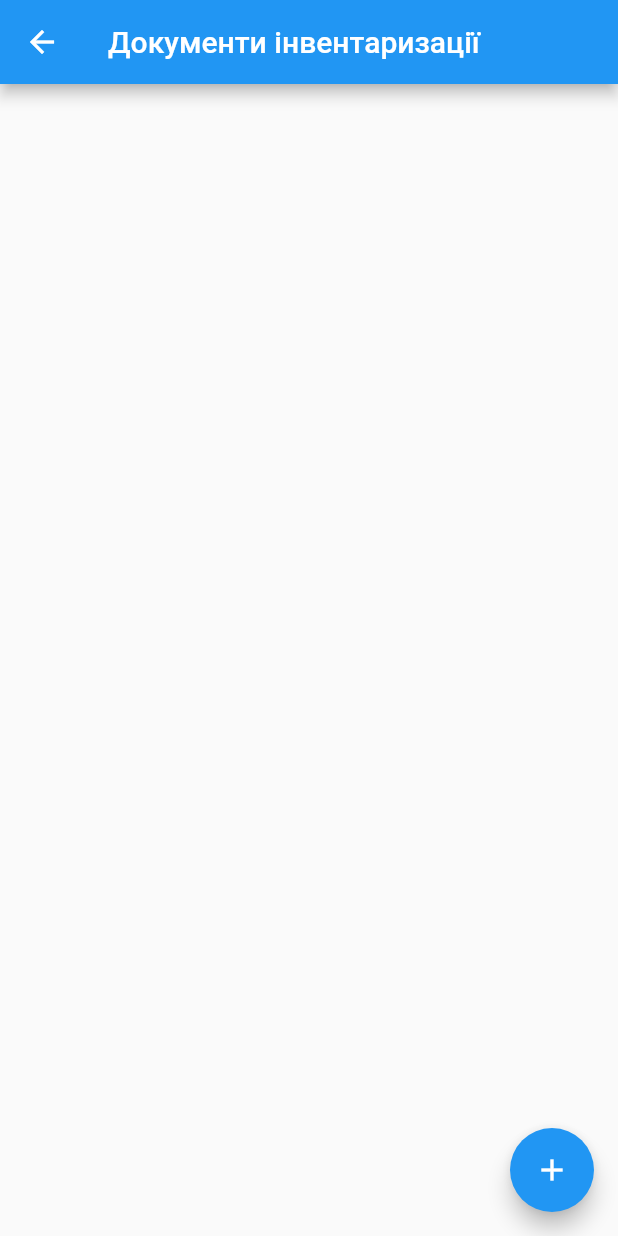
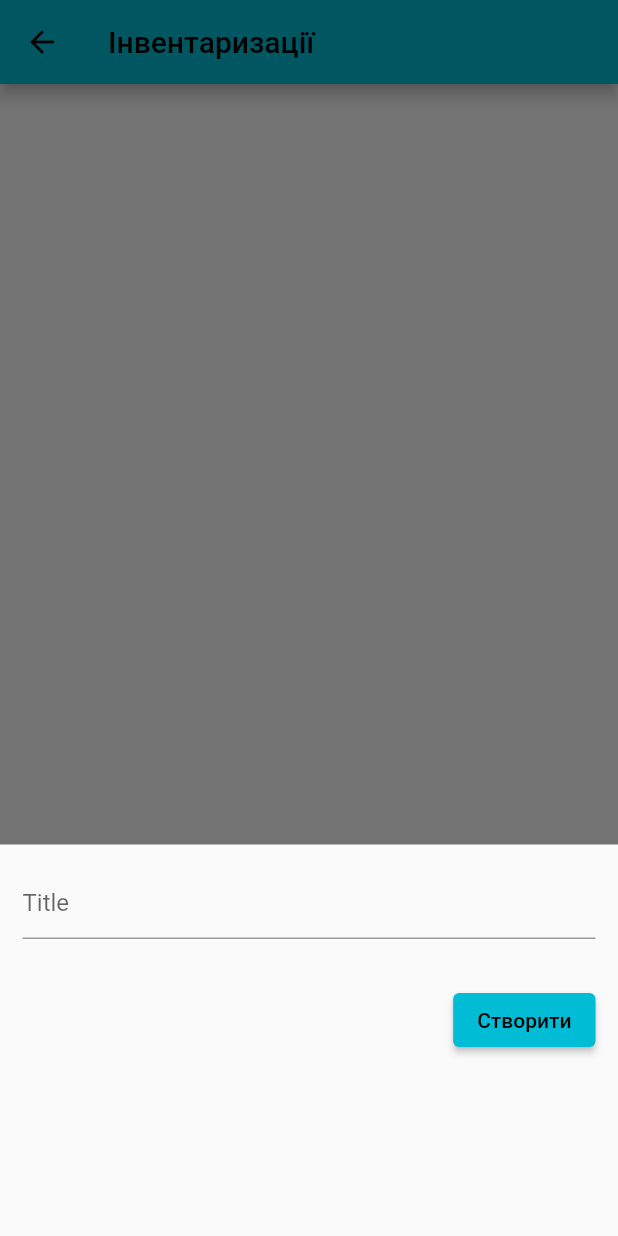
Before and after one commit to just86/my_warehouse, a Flutter app: the ListofInventories screen opened by its route, after a tap on the "add" icon, on a phone screen of 412 x 824 dp. Run offline on Flutter 3.47's test engine with Material 2 defaults, Android fonts, the light colour scheme and no system bars; our stand-ins replace sqflite; missing offline and left inert: scan; accounts and stored records are empty.

Commit message:
save 27082022

```diff
--- a/lib/screens/documents/inventory/inventory_screen.dart
+++ b/lib/screens/documents/inventory/inventory_screen.dart
@@ -1,13 +1,5 @@
 import 'package:flutter/material.dart';
-import 'package:cloud_firestore/cloud_firestore.dart';
-import 'package:firebase_core/firebase_core.dart';
-
-void initFirebase() async{
-
-  WidgetsFlutterBinding.ensureInitialized();
-  await Firebase.initializeApp();
-}
-
+import 'package:my_warehouse/widgets/db/sql_helper.dart';
 
 
 class ListofInventories extends StatefulWidget {
@@ -18,31 +10,164 @@ class ListofInventories extends StatefulWidget {
 }
 
 class _ListofInventoriesState extends State<ListofInventories> {
+  List<Map<String, dynamic>> _journals = [];
+  bool _isLoading = true;
+
+  // This function is used to fetch all data from the database
+  void _refreshJournals() async {
+    final data = await SQLHelper.getItemsInventory();
+    setState(() {
+      _journals = data;
+      _isLoading = false;
+    });
+  }
+
+  @override
+  void initState() {
+    super.initState();
+    _refreshJournals(); // Loading the diary when the app starts
+  }
+
+  final TextEditingController _titleController = TextEditingController();
+  // final TextEditingController _descriptionController = TextEditingController();
+
+  // This function will be triggered when the floating button is pressed
+  // It will also be triggered when you want to update an item
+  void _showForm(int? id) async {
+    if (id != null) {
+      // id == null -> create new item
+      // id != null -> update an existing item
+      final existingJournal =
+      _journals.firstWhere((element) => element['id'] == id);
+      _titleController.text = existingJournal['title'];
+      // _descriptionController.text = existingJournal['description'];
+    }
+
+    showModalBottomSheet(
+        context: context,
+        elevation: 5,
+        isScrollControlled: true,
+        builder: (_) =>
+            Container(
+              padding: EdgeInsets.only(
+                top: 15,
+                left: 15,
+                right: 15,
+                // this will prevent the soft keyboard from covering the text fields
+                bottom: MediaQuery
+                    .of(context)
+                    .viewInsets
+                    .bottom + 120,
+              ),
+              child: Column(
+                mainAxisSize: MainAxisSize.min,
+                crossAxisAlignment: CrossAxisAlignment.end,
+                children: [
+                  TextField(
+                    controller: _titleController,
+                    decoration: const InputDecoration(hintText: 'Title'),
+                  ),
+                  const SizedBox(
+                    height: 10,
+                  ),
+                  // TextField(
+                  //   controller: _descriptionController,
+                  //   decoration: const InputDecoration(hintText: 'Description'),
+                  // ),
+                  const SizedBox(
+                    height: 20,
+                  ),
+                  ElevatedButton(
+                    onPressed: () async {
+                      // Save new journal
+                      if (id == null) {
+                        await _addItem();
+                      }
+
+                      if (id != null) {
+                        await _updateItem(id);
+                      }
+
+                      // Clear the text fields
+                      _titleController.text = '';
+
+                      // Close the bottom sheet
+                      Navigator.of(context).pop();
+                      Navigator.pushNamed(context, 'inventory_data');
+                    },
+                    child: Text(id == null ? 'Створити' : 'Оновити'),
+                  )
+                ],
+              ),
+            ));
+  }
+
+// Insert a new journal to the database
+  Future<void> _addItem() async {
+    await SQLHelper.createItemInventory(
+        _titleController.text);
+    _refreshJournals();
+  }
+
+  // Update an existing journal
+  Future<void> _updateItem(int id) async {
+    await SQLHelper.updateItemInventory(
+        id, _titleController.text);
+    _refreshJournals();
+  }
+
+  // Delete an item
+  void _deleteItem(int id) async {
+    await SQLHelper.deleteItemInventory(id);
+    ScaffoldMessenger.of(context).showSnackBar(const SnackBar(
+      content: Text('Successfully deleted a journal!'),
+    ));
+    _refreshJournals();
+  }
+
   @override
   Widget build(BuildContext context) {
     return SafeArea(
-        child: Scaffold(
+      child: Scaffold(
         appBar: AppBar(
-          title: const Text('Документи інвентаризації'),
+          title: const Text('Інвентаризації')),
+          body: _isLoading
+              ? const Center(
+            child: CircularProgressIndicator(),
+          )
+              : ListView.builder(
+              itemCount: _journals.length,
+              itemBuilder: (context, index) => Card(
+                margin: const EdgeInsets.only(left: 15, right: 15, bottom: 5),
+                child: ListTile(
+                  title: Text(_journals[index] ['title']),
+                  // subtitle: Text(_journals[index]['description']),
+                  trailing: SizedBox(
+                    width: 100,
+                    child:
+                    Row(
+                      children: [
+                        IconButton(
+                            icon: const Icon(Icons.edit),
+                            onPressed: () => _showForm(_journals[index]['id'])),
+
+                        IconButton(
+                          icon: const Icon(Icons.delete),
+                          onPressed: () => _deleteItem(_journals[index]['id']),
+                        ),
+                      ],
+
+                    )
+                  ),
+                  onTap:() => Navigator.pushNamed(context, 'inventory_data'),
+                )
+              )
+          ),
+        floatingActionButton: FloatingActionButton(
+          child: const Icon(Icons.add),
+          onPressed: () => _showForm(null),
         ),
-        body:
-        ListView(
-          children: [
-
-                    ],
         ),
-            floatingActionButton: FloatingActionButton(
-              onPressed: () {
-                try{
-                FirebaseFirestore.instance.collection('listInventories').add({'name': 'doc Inv', 'id': 1});}
-                on Exception catch (_) {print('AAAAAAAAAAAAAAAAAAAAAAAAA');
-                throw Exception("Error on server");
-                }
-              },
-              // label: Text('Hi'),
-              child: const Icon(Icons.add)
-    )
-    )
-    );
+      );
   }
 }
--- /dev/null
+++ b/lib/widgets/db/sql_helper.dart
@@ -0,0 +1,150 @@
+import 'package:flutter/foundation.dart';
+import 'package:sqflite/sqflite.dart' as sql;
+
+class SQLHelper {
+  //++INVENTORY/////////////////////////////////////////////////////////////////
+  static Future<void> createTablesInventory(sql.Database database) async {
+    await database.execute("""CREATE TABLE items(
+        id INTEGER PRIMARY KEY AUTOINCREMENT NOT NULL,
+        title TEXT,
+        createdAt TIMESTAMP NOT NULL DEFAULT CURRENT_TIMESTAMP
+      )
+      """);
+  }
+// id: the id of a item
+// title, description: name and description of your activity
+// created_at: the time that the item was created. It will be automatically handled by SQLite
+
+  static Future<sql.Database> dbInventory() async {
+    return sql.openDatabase(
+      'warehouse.db',
+      version: 1,
+      onCreate: (sql.Database database, int version) async {
+        await createTablesInventory(database);
+      },
+    );
+  }
+
+  // Create new item (journal)
+  static Future<int> createItemInventory(String title) async {
+    final db = await SQLHelper.dbInventory();
+
+    final data = {'title': title,};
+    final id = await db.insert('items', data,
+        conflictAlgorithm: sql.ConflictAlgorithm.replace);
+    return id;
+  }
+
+  // Update an item by id
+  static Future<int> updateItemInventory(
+      int id, String title,) async {
+    final db = await SQLHelper.db();
+
+    final data = {
+      'title': title,
+      'createdAt': DateTime.now().toString()
+    };
+
+    final result =
+    await db.update('items', data, where: "id = ?", whereArgs: [id]);
+    return result;
+  }
+
+  // Delete
+  static Future<void> deleteItemInventory(int id) async {
+    final db = await SQLHelper.db();
+    try {
+      await db.delete("items", where: "id = ?", whereArgs: [id]);
+    } catch (err) {
+      debugPrint("Something went wrong when deleting an item: $err");
+    }
+  }
+
+  // Read all items (journals)
+  static Future<List<Map<String, dynamic>>> getItemsInventory() async {
+    final db = await SQLHelper.db();
+    return db.query('items', orderBy: "id");
+  }
+
+  // Read a single item by id
+  // The app doesn't use this method but I put here in case you want to see it
+  static Future<List<Map<String, dynamic>>> getItemInventory(int id) async {
+    final db = await SQLHelper.db();
+    return db.query('items', where: "id = ?", whereArgs: [id], limit: 1);
+  }
+
+  //--INVENTORY/////////////////////////////////////////////////////////////////
+
+
+  static Future<void> createTables(sql.Database database) async {
+    await database.execute("""CREATE TABLE items(
+        id INTEGER PRIMARY KEY AUTOINCREMENT NOT NULL,
+        title TEXT,
+        description TEXT,
+        createdAt TIMESTAMP NOT NULL DEFAULT CURRENT_TIMESTAMP
+      )
+      """);
+  }
+// id: the id of a item
+// title, description: name and description of your activity
+// created_at: the time that the item was created. It will be automatically handled by SQLite
+
+  static Future<sql.Database> db() async {
+    return sql.openDatabase(
+      'warehouse.db',
+      version: 1,
+      onCreate: (sql.Database database, int version) async {
+        await createTables(database);
+      },
+    );
+  }
+
+  // Create new item (journal)
+  static Future<int> createItem(String title, String? descrption) async {
+    final db = await SQLHelper.db();
+
+    final data = {'title': title, 'description': descrption};
+    final id = await db.insert('items', data,
+        conflictAlgorithm: sql.ConflictAlgorithm.replace);
+    return id;
+  }
+
+  // Read all items (journals)
+  static Future<List<Map<String, dynamic>>> getItems() async {
+    final db = await SQLHelper.db();
+    return db.query('items', orderBy: "id");
+  }
+
+  // Read a single item by id
+  // The app doesn't use this method but I put here in case you want to see it
+  static Future<List<Map<String, dynamic>>> getItem(int id) async {
+    final db = await SQLHelper.db();
+    return db.query('items', where: "id = ?", whereArgs: [id], limit: 1);
+  }
+
+  // Update an item by id
+  static Future<int> updateItem(
+      int id, String title, String? descrption) async {
+    final db = await SQLHelper.db();
+
+    final data = {
+      'title': title,
+      'description': descrption,
+      'createdAt': DateTime.now().toString()
+    };
+
+    final result =
+    await db.update('items', data, where: "id = ?", whereArgs: [id]);
+    return result;
+  }
+
+  // Delete
+  static Future<void> deleteItem(int id) async {
+    final db = await SQLHelper.db();
+    try {
+      await db.delete("items", where: "id = ?", whereArgs: [id]);
+    } catch (err) {
+      debugPrint("Something went wrong when deleting an item: $err");
+    }
+  }
+}
--- a/pubspec.yaml
+++ b/pubspec.yaml
@@ -41,7 +41,7 @@ dependencies:
   cupertino_icons: ^1.0.2
   scan: ^1.6.0
   images_picker: ^1.2.11
-  sqlite3: ^1.7.2
+  sqflite: ^2.0.3+1
 
 dev_dependencies:
   flutter_test:
```
Also changed, not shown: lib/main.dart (+16 -14 lines), lib/screens/documents/inventory/inventory_data.dart (added, +30 -0 lines), lib/screens/main_screen.dart (+8 -0 lines), pubspec.lock, 1 other file.
